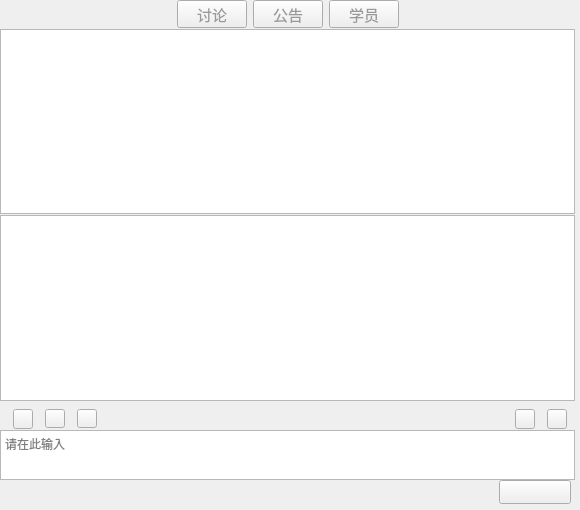
First picture: the form in qatimeStudent/qatimeStudent/UIChatRoom.ui, repository chuanjiabao1981/qatime-win-student, before the edit.
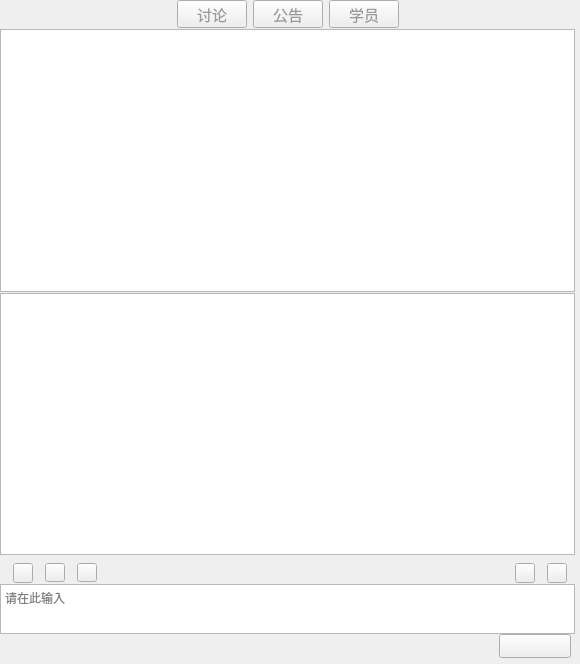
Second picture: the form after the edit. Icons and pictures are not drawn. Custom widgets are drawn as their Qt base class.

What changed in the file:
```diff
--- a/qatimeStudent/qatimeStudent/UIChatRoom.ui
+++ b/qatimeStudent/qatimeStudent/UIChatRoom.ui
@@ -7,7 +7,7 @@
     <x>0</x>
     <y>0</y>
     <width>580</width>
-    <height>510</height>
+    <height>664</height>
    </rect>
   </property>
   <property name="windowTitle">
```
Left out of the diff: 19 changed lines with no effect on the pictures.
